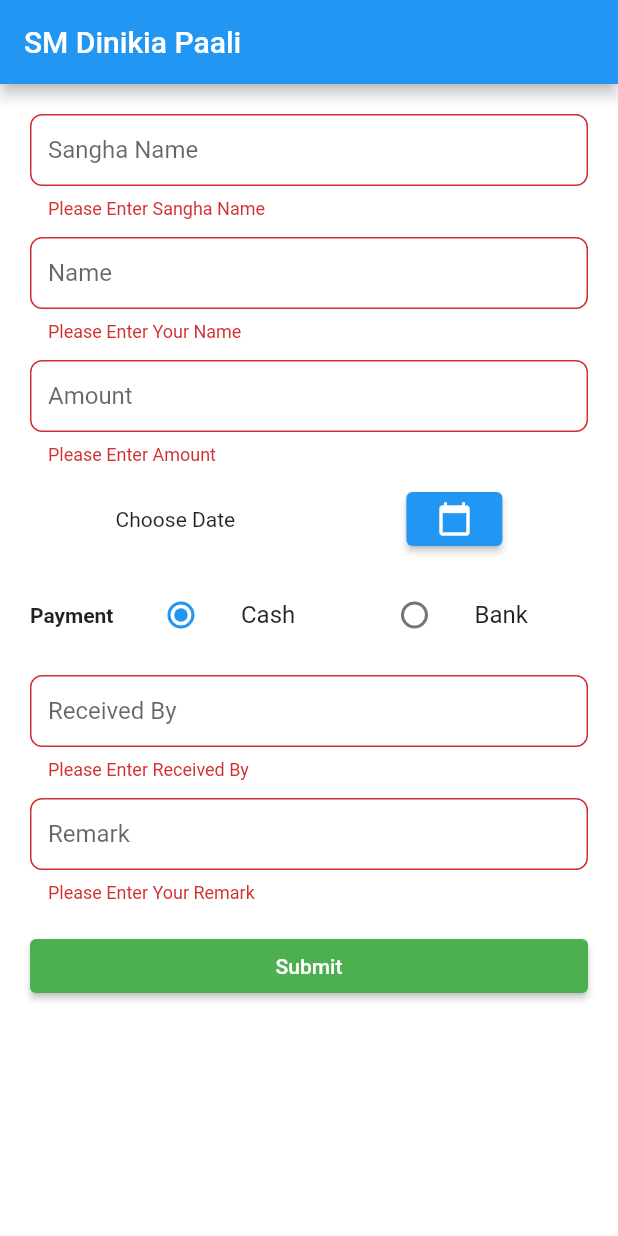
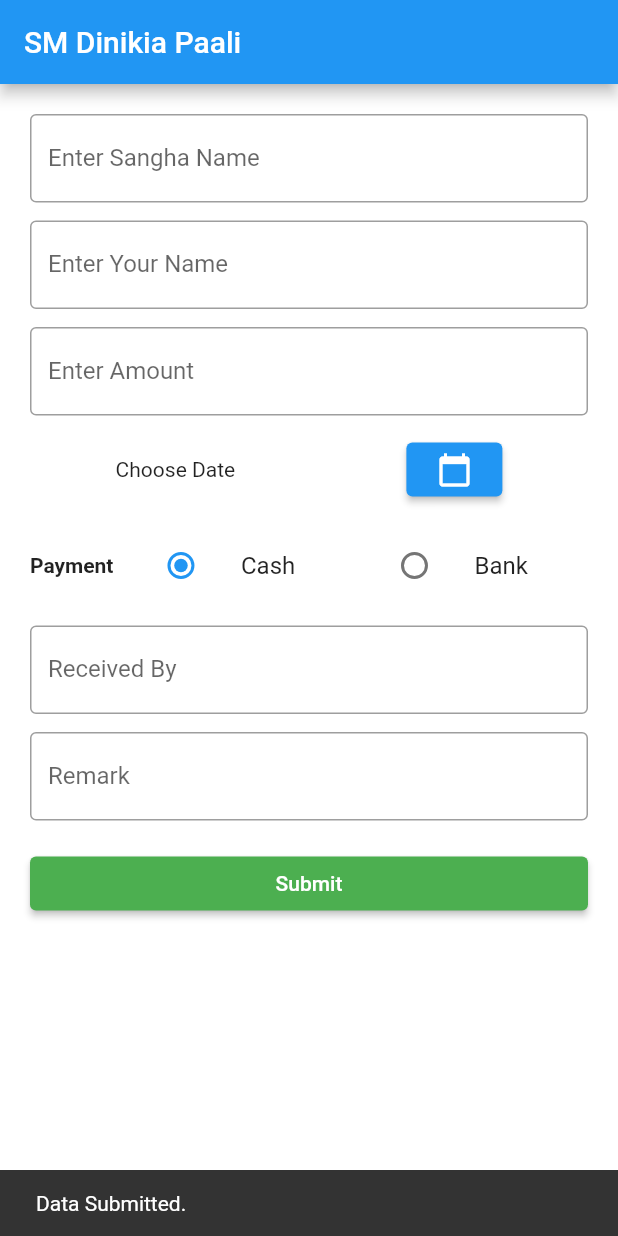
Before and after one commit to tnsmobilesolutions/nssaccounting, a Flutter app: the SMDinikiaPaali screen opened directly, after a tap on "Submit", on a phone screen of 412 x 824 dp. Run offline on Flutter 3.47's test engine with Material 2 defaults, Android fonts, the phone set to English and light mode, and no system bars; our stand-ins replace cloud_firestore, firebase_auth, firebase_core, flutter_login; missing offline and left inert: dart:html; accounts and stored records are empty.

Commit message:
dinikia_pali_page

```diff
--- a/lib/receipt/sm_dinikia_paali.dart
+++ b/lib/receipt/sm_dinikia_paali.dart
@@ -1,3 +1,5 @@
+import 'dart:html';
+
 import 'package:flutter/material.dart';
 import 'package:nssaccounting/common_widgets/common_style.dart';
 import 'package:nssaccounting/common_widgets/natextformfield.dart';
@@ -27,6 +29,8 @@ class _SMDinikiaPaaliState extends State<SMDinikiaPaali> {
   final _receivedController = TextEditingController();
   final _remarkController = TextEditingController();
 
+  bool _validate = false;
+
   @override
   Widget build(BuildContext context) {
     return Scaffold(
@@ -43,43 +47,30 @@ class _SMDinikiaPaaliState extends State<SMDinikiaPaali> {
               crossAxisAlignment: CrossAxisAlignment.stretch,
               children: [
                 TextFormField(
+                  keyboardType: TextInputType.name,
                   controller: _sanghaNameController,
-                  validator: (value) {
-                    if (value == null || value.isEmpty) {
-                      return 'Please Enter Sangha Name';
-                    }
-                    return null;
-                  },
-                  style: TextStyle(height: 0.5, color: Colors.red),
-                  decoration: CommonStyle.textFieldStyle(
-                      labelTextStr: "Sangha Name",
-                      hintTextStr: "Enter Sangha Name"),
+                  decoration: InputDecoration(
+                      border: OutlineInputBorder(),
+                      labelText: 'Enter Sangha Name',
+                      errorText: _validate ? 'Value can\'t be empty ' : null),
                 ),
                 SizedBox(height: 12),
                 TextFormField(
+                  keyboardType: TextInputType.name,
                   controller: _nameController,
-                  validator: (value) {
-                    if (value == null || value.isEmpty) {
-                      return 'Please Enter Your Name';
-                    }
-                    return null;
-                  },
-                  style: TextStyle(height: 0.5),
-                  decoration: CommonStyle.textFieldStyle(
-                      labelTextStr: "Name", hintTextStr: "Enter Name"),
+                  decoration: InputDecoration(
+                      border: OutlineInputBorder(),
+                      labelText: 'Enter Your Name',
+                      errorText: _validate ? 'Value can\'t be empty ' : null),
                 ),
                 SizedBox(height: 12),
                 TextFormField(
                   controller: _amountController,
-                  validator: (value) {
-                    if (value == null || value.isEmpty) {
-                      return 'Please Enter Amount';
-                    }
-                    return null;
-                  },
-                  style: TextStyle(height: 0.5),
-                  decoration: CommonStyle.textFieldStyle(
-                      labelTextStr: "Amount", hintTextStr: "Enter Amount"),
+                  keyboardType: TextInputType.number,
+                  decoration: InputDecoration(
+                      border: OutlineInputBorder(),
+                      labelText: 'Enter Amount',
+                      errorText: _validate ? 'Value can\'t be empty ' : null),
                 ),
                 SizedBox(height: 12),
                 Row(
@@ -189,16 +180,12 @@ class _SMDinikiaPaaliState extends State<SMDinikiaPaali> {
                           Flexible(
                             child: TextFormField(
                               controller: _transactionController,
-                              validator: (value) {
-                                if (value == null || value.isEmpty) {
-                                  return 'Please enter transaction number';
-                                }
-                                return null;
-                              },
-                              style: TextStyle(height: 0.5),
-                              decoration: CommonStyle.textFieldStyle(
-                                  labelTextStr: "Transaction Number",
-                                  hintTextStr: "Transaction Number"),
+                              decoration: InputDecoration(
+                                  border: OutlineInputBorder(),
+                                  labelText: 'Enter Transaction Number',
+                                  errorText: _validate
+                                      ? 'Value can\'t be empty '
+                                      : null),
                             ),
                           ),
                         ],
@@ -208,37 +195,34 @@ class _SMDinikiaPaaliState extends State<SMDinikiaPaali> {
                 SizedBox(height: 12),
                 TextFormField(
                   controller: _receivedController,
-                  validator: (value) {
-                    if (value == null || value.isEmpty) {
-                      return 'Please Enter Received By';
-                    }
-                    return null;
-                  },
-                  style: TextStyle(height: 0.5),
-                  decoration: CommonStyle.textFieldStyle(
-                      labelTextStr: "Received By", hintTextStr: "Received By"),
+                  decoration: InputDecoration(
+                      border: OutlineInputBorder(),
+                      labelText: 'Received By',
+                      errorText: _validate ? 'Value can\'t be empty ' : null),
                 ),
                 SizedBox(height: 12),
                 TextFormField(
                   controller: _remarkController,
-                  validator: (value) {
-                    if (value == null || value.isEmpty) {
-                      return 'Please Enter Your Remark';
-                    }
-                    return null;
-                  },
-                  style: TextStyle(height: 0.5),
-                  decoration: CommonStyle.textFieldStyle(
-                      labelTextStr: "Remark", hintTextStr: "Remark"),
+                  decoration: InputDecoration(
+                      border: OutlineInputBorder(),
+                      labelText: 'Remark',
+                      errorText: _validate ? 'Value can\'t be empty ' : null),
                 ),
                 SizedBox(height: 18),
                 ElevatedButton(
                     style: ElevatedButton.styleFrom(primary: Colors.green),
+                    child: Text('Submit'),
                     onPressed: () {
                       if (_formKey.currentState!.validate()) {
                         ScaffoldMessenger.of(context).showSnackBar(
                           const SnackBar(content: Text('Data Submitted.')),
                         );
+                      }
+                      // setState(() {
+                      //   _sanghaNameController.text.isEmpty
+                      //       ? _validate = true
+                      //       : _validate = false;
+                      // });
                       print(_sanghaNameController.text);
                       print(_nameController.text);
                       print(_amountController.text);
@@ -246,10 +230,7 @@ class _SMDinikiaPaaliState extends State<SMDinikiaPaali> {
                       print(_transactionController.text);
                       print(_receivedController.text);
                       print(_remarkController.text);
-                    }
-                  },
-                  child: Text('Submit'),
-                ),
+                    }),
               ],
             ),
           ),
```
Lines whose indentation alone changed are shown as unchanged.
